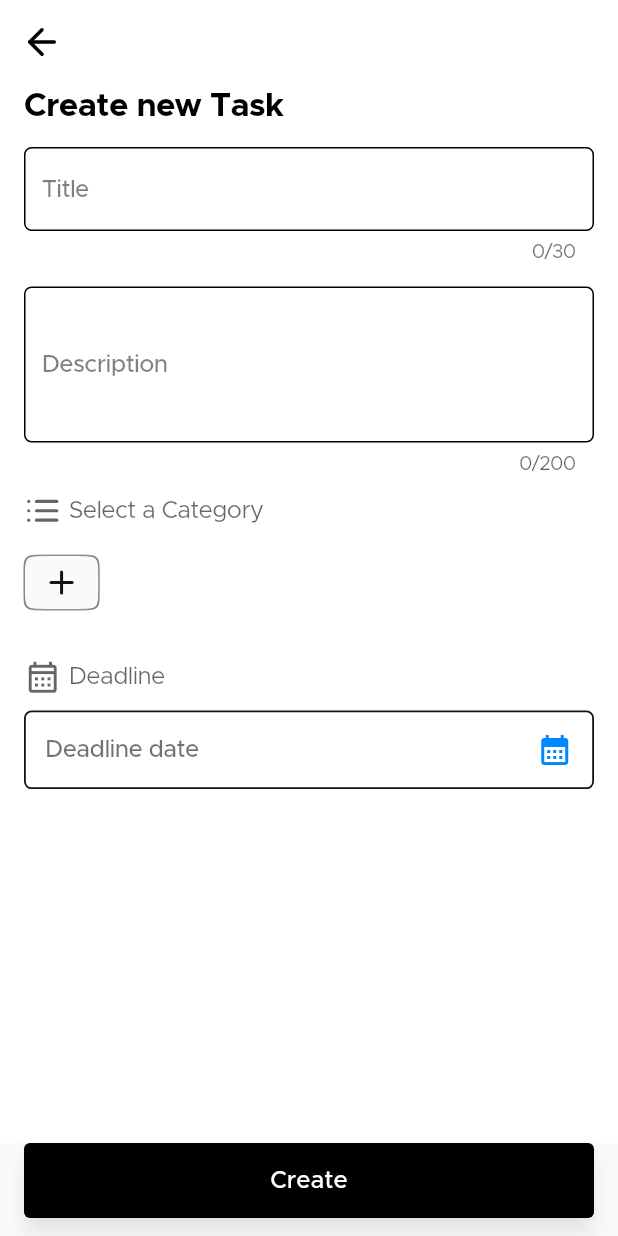
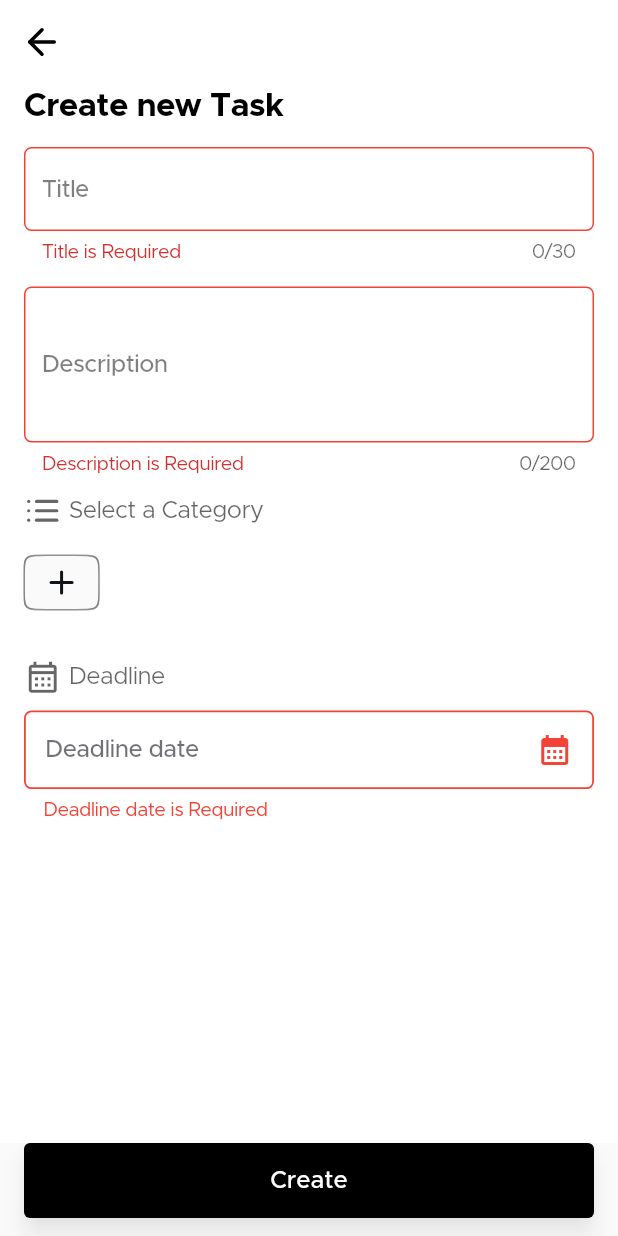
Before and after one commit to fsanntiago/taskx, a Flutter app: the CreateTaskScreen screen opened by its route, after a tap on "Create", on a phone screen of 412 x 824 dp. Run offline on Flutter 3.47's test engine with Material 2 defaults, Android fonts, the phone set to English and light mode, and no system bars; our stand-ins replace badges, bloc, cloud_firestore, connectivity_plus, dartz, date_picker_timeline and 17 more; accounts and stored records are empty.

Commit message:
feat: select deadline date

```diff
--- a/lib/config/app_route.dart
+++ b/lib/config/app_route.dart
@@ -12,6 +12,7 @@ import 'package:taskX/features/credential/presentation/screens/sign_in_screen.da
 import 'package:taskX/features/credential/presentation/screens/sign_up_screen.dart';
 import 'package:taskX/features/home/presentation/cubit/home_cubit.dart';
 import 'package:taskX/features/home/presentation/screens/home_screen.dart';
+import 'package:taskX/features/task/presentation/cubit/task_cubit.dart';
 import 'package:taskX/features/task/presentation/screens/create_task_screen.dart';
 
 import '../core/domain/entities/user/entities/user_entity.dart';
@@ -35,6 +36,7 @@ class AppRouter {
   AppRouter._();
   static final _credentialCubit = sl<CredentialCubit>();
   static final _categoryCubit = sl<CategoryCubit>();
+  static final _taskCubit = sl<TaskCubit>();
   static final _homeCubit = sl<HomeCubit>();
 
   static Route<dynamic>? routesGenerator(RouteSettings settings) {
@@ -93,7 +95,10 @@ class AppRouter {
               BlocProvider<HomeCubit>.value(
                 value: _homeCubit,
               ),
-              // BlocProvider<CategoryCubit>.value(value: _categoryCubit),
+              BlocProvider<TaskCubit>(
+                create: (context) => sl<TaskCubit>(),
+                // child: const CreateTaskScreen(),
+              ),
             ],
             child: const CreateTaskScreen(),
           ),
--- a/lib/features/task/presentation/cubit/task_cubit.dart
+++ b/lib/features/task/presentation/cubit/task_cubit.dart
@@ -5,4 +5,12 @@ part 'task_state.dart';
 
 class TaskCubit extends Cubit<TaskState> {
   TaskCubit() : super(TaskInitial());
+
+  validate() {
+    emit(TaskValidating());
+  }
+
+  validateFailure() {
+    emit(TaskValidatedFailure());
+  }
 }
--- a/lib/features/task/presentation/cubit/task_state.dart
+++ b/lib/features/task/presentation/cubit/task_state.dart
@@ -8,3 +8,7 @@ abstract class TaskState extends Equatable {
 }
 
 class TaskInitial extends TaskState {}
+
+class TaskValidating extends TaskState {}
+
+class TaskValidatedFailure extends TaskState {}
--- a/lib/features/task/presentation/screens/create_task_screen.dart
+++ b/lib/features/task/presentation/screens/create_task_screen.dart
@@ -8,6 +8,7 @@ import 'package:taskX/core/widget/custom_app_bar.dart';
 import 'package:taskX/core/widget/custom_button.dart';
 import 'package:taskX/core/widget/custom_header.dart';
 import 'package:taskX/features/home/presentation/cubit/home_cubit.dart';
+import 'package:taskX/features/task/presentation/cubit/task_cubit.dart';
 import 'package:taskX/features/task/presentation/widgets/create_task_form.dart';
 
 class CreateTaskScreen extends StatefulWidget {
@@ -23,7 +24,9 @@ class _CreateTaskScreenState extends State<CreateTaskScreen> {
     return BlocConsumer<HomeCubit, HomeState>(
       listener: (context, state) {},
       builder: (context, state) {
-        return Scaffold(
+        return GestureDetector(
+          onTap: () => FocusScope.of(context).unfocus(),
+          child: Scaffold(
             backgroundColor: AppColors.whiteColor,
             appBar: CustomAppBar(
               onPressedButtonBack: () {
@@ -35,7 +38,7 @@ class _CreateTaskScreenState extends State<CreateTaskScreen> {
               child: CustomButton(
                 text: "Create",
                 onPressed: () {
-                // context.read<CategoryCubit>().validate();
+                  context.read<TaskCubit>().validate();
                 },
                 buttonColor: AppColors.blackColor,
                 textButtonColor: AppColors.whiteColor,
@@ -56,7 +59,9 @@ class _CreateTaskScreenState extends State<CreateTaskScreen> {
                     CreateTaskForm(
                       categories: context.read<HomeCubit>().categories,
                     ),
+                    sizeVer(MediaQuery.of(context).size.height / 10),
                   ],
+                ),
               ),
             ),
           ),
--- a/lib/features/task/presentation/widgets/category_select.dart
+++ b/lib/features/task/presentation/widgets/category_select.dart
@@ -7,19 +7,14 @@ import 'package:taskX/core/text_styles.dart';
 import 'package:taskX/core/utils/app_colors.dart';
 import 'package:taskX/core/utils/constants.dart';
 
-var list = [
-  'Pessoal',
-  'Trabalhoo',
-  'Lazer',
-  'Vai tomar nocu',
-  'haha',
-  'Pessoal',
-];
-
 class CategorySelect extends StatefulWidget {
   final List<CategoryEntity> categories;
+  final void Function(String? selectedCategory) handleSelectedCategory;
 
-  const CategorySelect({super.key, required this.categories});
+  const CategorySelect(
+      {super.key,
+      required this.categories,
+      required this.handleSelectedCategory});
 
   @override
   State<CategorySelect> createState() => _CategorySelectState();
@@ -61,6 +56,7 @@ class _CategorySelectState extends State<CategorySelect> {
             shrinkWrap: true,
             scrollDirection: Axis.horizontal,
             itemBuilder: (context, index) {
+              /***  Button to create new Category ***/
               if (index == 0) {
                 return InkWell(
                   splashColor: Colors.transparent,
@@ -90,18 +86,18 @@ class _CategorySelectState extends State<CategorySelect> {
                   ),
                 );
               }
+              /***  Button to all categories ***/
               return InkWell(
                 splashColor: Colors.transparent,
                 highlightColor: Colors.transparent,
                 enableFeedback: false,
                 onTap: () {
+                  widget.handleSelectedCategory(
+                    widget.categories[index - 1].uid,
+                  );
                   setState(() {
-                    _selectedItem = index;
+                    _selectedItem = index - 1;
                   });
-                  if (widget.categories.isEmpty) {
-                    Navigator.of(context)
-                        .popAndPushNamed(Routes.createCategory);
-                  }
                 },
                 child: Chip(
                   padding: const EdgeInsets.all(10),
@@ -115,7 +111,7 @@ class _CategorySelectState extends State<CategorySelect> {
                       SvgPicture.asset(
                         iconsCategory[widget.categories[index - 1].icon]!,
                         height: 24,
-                          color: _selectedItem == index
+                        color: _selectedItem == index - 1
                             ? AppColors.whiteColor
                             : AppColors.colorsTasksAndCategories[
                                 widget.categories[index - 1].color],
@@ -125,17 +121,16 @@ class _CategorySelectState extends State<CategorySelect> {
                     ],
                   ),
                   labelStyle: AppTextStyles.subTitle(
-                      color: _selectedItem == index
+                    color: _selectedItem == index - 1
                         ? AppColors.whiteColor
                         : AppColors.colorsTasksAndCategories[
                             widget.categories[index - 1].color],
                   ),
-                    backgroundColor: _selectedItem == index
+                  backgroundColor: _selectedItem == index - 1
                       ? AppColors.darkBlueColor
                       : AppColors.colorsTasksAndCategories[
                               widget.categories[index - 1].color]!
-                            .withOpacity(0.08)
-                    // : AppColors.darkBlueColor.withOpacity(0.08),
+                          .withOpacity(0.08),
                 ),
               );
             },
--- a/lib/features/task/presentation/widgets/create_task_form.dart
+++ b/lib/features/task/presentation/widgets/create_task_form.dart
@@ -1,11 +1,14 @@
 import 'package:flutter/material.dart';
+import 'package:flutter_bloc/flutter_bloc.dart';
 import 'package:taskX/core/domain/entities/category/category_entity.dart';
+import 'package:taskX/core/models/task/task_model.dart';
 import 'package:taskX/core/utils/app_colors.dart';
 import 'package:taskX/core/widget/custom_form_field.dart';
+import 'package:taskX/features/task/presentation/cubit/task_cubit.dart';
+import 'package:taskX/features/task/presentation/widgets/category_select.dart';
+import 'package:taskX/features/task/presentation/widgets/date_select.dart';
 
 import '../../../../core/utils/constants.dart';
-import 'category_select.dart';
-import 'date_select.dart';
 
 class CreateTaskForm extends StatefulWidget {
   final List<CategoryEntity> categories;
@@ -18,8 +21,12 @@ class CreateTaskForm extends StatefulWidget {
 
 class _CreateTaskFormState extends State<CreateTaskForm> {
   final GlobalKey<FormState> _formKey = GlobalKey<FormState>();
+  AutovalidateMode _autovalidateMode = AutovalidateMode.disabled;
+
   late final TextEditingController _titleController;
   late final TextEditingController _descriptionController;
+  String? _selectedCategory;
+  DateTime? _selectedDate;
 
   @override
   void initState() {
@@ -37,7 +44,21 @@ class _CreateTaskFormState extends State<CreateTaskForm> {
 
   @override
   Widget build(BuildContext context) {
-    return Form(
+    return BlocListener<TaskCubit, TaskState>(
+      listener: (context, state) {
+        if (state is TaskValidating) {
+          setState(() {
+            _autovalidateMode = AutovalidateMode.always;
+          });
+          if (_formKey.currentState!.validate()) {
+            _createTask();
+          } else {
+            context.read<TaskCubit>().validateFailure();
+          }
+        }
+      },
+      child: Form(
+        autovalidateMode: _autovalidateMode,
         key: _formKey,
         child: Column(
           crossAxisAlignment: CrossAxisAlignment.start,
@@ -48,6 +69,7 @@ class _CreateTaskFormState extends State<CreateTaskForm> {
                 controller: _titleController,
                 labelText: "Title",
                 maxLength: 30,
+                textInputAction: TextInputAction.next,
                 inputTextColor: AppColors.blackColor,
                 fillColor: AppColors.whiteColor,
                 labelColor: AppColors.blackColor,
@@ -85,11 +107,49 @@ class _CreateTaskFormState extends State<CreateTaskForm> {
               ),
             ),
             sizeVer(12),
-          CategorySelect(categories: widget.categories),
+            CategorySelect(
+              categories: widget.categories,
+              handleSelectedCategory: (selectedCategory) {
+                setState(() {
+                  _selectedCategory = selectedCategory;
+                });
+              },
+            ),
             sizeVer(16),
-          const DateSelect(),
+            DateSelect(
+              isValid: _autovalidateMode == AutovalidateMode.always
+                  ? _selectedDate != null
+                  : true,
+              handleSelectedDate: (selectedDate) {
+                setState(() {
+                  _selectedDate = selectedDate;
+                });
+              },
+            ),
           ],
+        ),
       ),
     );
   }
+
+  test() {
+    print("true");
   }
+
+  test1() {
+    print('false');
+  }
+
+  void _createTask() {
+    print(_autovalidateMode.name);
+    final task = TaskModel(
+      name: _titleController.text,
+      description: _descriptionController.text,
+      createdAt: DateTime.now().toUtc(),
+      updateAt: DateTime.now().toUtc(),
+      isDeleted: false,
+      category: _selectedCategory,
+      dateEnd: _selectedDate,
+    );
+  }
+}
--- a/lib/features/task/presentation/widgets/date_select.dart
+++ b/lib/features/task/presentation/widgets/date_select.dart
@@ -9,7 +9,14 @@ import 'package:taskX/core/utils/app_colors.dart';
 import '../../../../core/utils/constants.dart';
 
 class DateSelect extends StatefulWidget {
-  const DateSelect({super.key});
+  final void Function(DateTime selectedDate) handleSelectedDate;
+  bool isValid = true;
+
+  DateSelect({
+    super.key,
+    required this.handleSelectedDate,
+    required this.isValid,
+  });
 
   @override
   State<DateSelect> createState() => _DateSelectState();
@@ -19,7 +26,7 @@ class _DateSelectState extends State<DateSelect> {
   final DateRangePickerController _datePickerController =
       DateRangePickerController();
 
-  DateTime? date;
+  DateTime date = DateTime.now();
 
   @override
   void initState() {
@@ -56,61 +63,91 @@ class _DateSelectState extends State<DateSelect> {
           InkWell(
             onTap: () {
               _showCalendar(
-                context,
-                currentLocale,
-                (selectedDate) {
+                context: context,
+                currentLocale: currentLocale,
+                onSubmitDate: (selectedDate) {
                   setState(
                     () {
                       date = selectedDate;
+                      widget.handleSelectedDate(date);
                     },
                   );
                 },
               );
+              FocusScope.of(context).unfocus();
             },
             child: Container(
               decoration: BoxDecoration(
-                border: Border.all(width: 1.2, color: AppColors.darkBlueColor),
+                border: Border.all(
+                  width: 1.2,
+                  color: widget.isValid == false
+                      ? AppColors.errorColor
+                      : AppColors.darkBlueColor,
+                ),
                 borderRadius: const BorderRadius.all(Radius.circular(5)),
               ),
               padding: const EdgeInsets.all(13),
-              // height: 50,
               width: 500,
               child: Row(
                 crossAxisAlignment: CrossAxisAlignment.center,
                 mainAxisAlignment: MainAxisAlignment.spaceBetween,
                 children: [
                   Text(
-                    date!.day == DateTime.now().day
+                    date.day == DateTime.now().day
                         ? 'Deadline date'
-                        : DateFormat.yMMMMd(currentLocale).format(date!),
+                        : DateFormat.yMMMMd(currentLocale).format(date),
                     style: AppTextStyles.inputText(
-                      color: date!.day == DateTime.now().day
+                      color: date.day == DateTime.now().day
                           ? AppColors.darkBlueColor.withOpacity(0.6)
                           : AppColors.darkBlueColor.withOpacity(0.8),
                     ),
                   ),
-                  const Icon(
+                  Icon(
                     Icons.calendar_month,
-                    color: AppColors.blue,
-                  )
+                    color: widget.isValid == false
+                        ? AppColors.errorColor
+                        : AppColors.blue,
+                  ),
                 ],
               ),
             ),
+          ),
+
+          // Error message if date was not selected
+          widget.isValid == false
+              ? Padding(
+                  padding: const EdgeInsets.symmetric(
+                    horizontal: 13,
+                    vertical: 8,
+                  ),
+                  child: Align(
+                    alignment: Alignment.centerLeft,
+                    child: Text(
+                      "Deadline date is Required",
+                      textAlign: TextAlign.start,
+                      style: AppTextStyles.textRegular(
+                        color: AppColors.errorColor,
+                      ),
+                    ),
+                  ),
+                )
+              : Container(
+                  height: 0,
                 ),
         ],
       ),
     );
   }
 
-  _showCalendar(BuildContext context, String currentLocale,
-      Function(DateTime) onSubmitDate) {
+// Calendar
+  _showCalendar({
+    required BuildContext context,
+    required String currentLocale,
+    required Function(DateTime) onSubmitDate,
+  }) {
     return buildAlertDialog(
-        context, _calendar(context, currentLocale, onSubmitDate));
-  }
-
-  Widget _calendar(BuildContext context, String currentLocale,
-      Function(DateTime) onSubmitDate) {
-    return WillPopScope(
+      context,
+      WillPopScope(
         onWillPop: () async => true,
         child: Builder(
           builder: (context) {
@@ -136,7 +173,7 @@ class _DateSelectState extends State<DateSelect> {
                   },
                   onSubmit: (value) {
                     if (value is DateTime) {
-                    onSubmitDate(value);
+                      onSubmitDate(value.toUtc());
                       Navigator.of(context).pop();
                     }
                   },
@@ -147,7 +184,14 @@ class _DateSelectState extends State<DateSelect> {
                   todayHighlightColor: AppColors.darkBlueColor,
                   selectionTextStyle: AppTextStyles.textBold(),
                   showActionButtons: true,
-                initialSelectedDate: DateTime.now(),
+                  initialSelectedDate:
+                      DateTime.now().add(const Duration(days: 1)),
+                  selectableDayPredicate: (DateTime dateTime) {
+                    if (dateTime.day == DateTime.now().day) {
+                      return false;
+                    }
+                    return true;
+                  },
                   headerStyle: DateRangePickerHeaderStyle(
                     textAlign: TextAlign.center,
                     backgroundColor: AppColors.darkBlueColor,
@@ -155,8 +199,9 @@ class _DateSelectState extends State<DateSelect> {
                       color: AppColors.whiteColor,
                     ),
                   ),
-                monthViewSettings:
-                    const DateRangePickerMonthViewSettings(dayFormat: 'EEE'),
+                  monthViewSettings: const DateRangePickerMonthViewSettings(
+                    dayFormat: 'EEE',
+                  ),
                   monthCellStyle: DateRangePickerMonthCellStyle(
                     todayTextStyle: AppTextStyles.textMedium(
                       color: AppColors.blue,
@@ -173,7 +218,9 @@ class _DateSelectState extends State<DateSelect> {
                         width: 1,
                       ),
                       borderRadius: const BorderRadius.all(
-                      Radius.circular(50),
+                        Radius.circular(
+                          50,
+                        ),
                       ),
                     ),
                   ),
@@ -187,7 +234,9 @@ class _DateSelectState extends State<DateSelect> {
                         width: 1,
                       ),
                       borderRadius: const BorderRadius.all(
-                      Radius.circular(30),
+                        Radius.circular(
+                          30,
+                        ),
                       ),
                     ),
                     textStyle: AppTextStyles.textRegularSecondary(
@@ -199,6 +248,7 @@ class _DateSelectState extends State<DateSelect> {
             );
           },
         ),
+      ),
     );
   }
 }
```
Also changed, not shown: lib/container_injector.dart (+3 -7 lines), lib/features/task/task_injector.dart (added, +12 -0 lines). Lines whose indentation alone changed are shown as unchanged.
